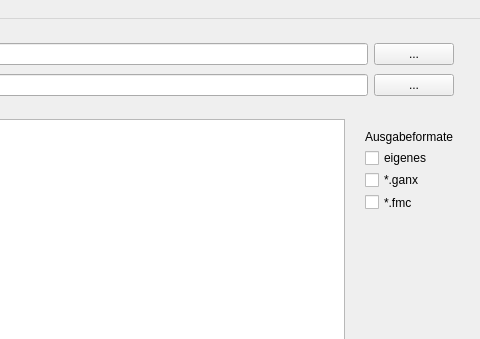
This is mainwindow.ui in TischlerWilly/postprozessor as Qt 5 draws it before an edit; both pictures show x 416 to 896 and y 0 to 339 of the 896 by 718 pixel window. The edited form follows.
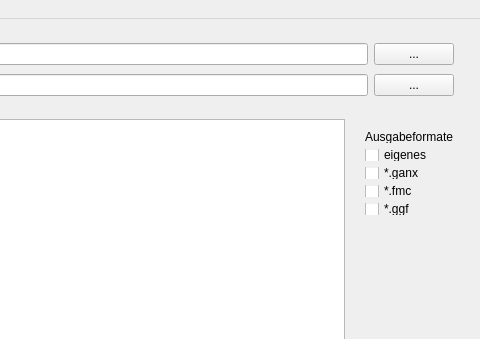
This is the edited form.

What changed in the file:
```diff
--- a/mainwindow.ui
+++ b/mainwindow.ui
@@ -88,7 +88,7 @@
       <x>770</x>
       <y>100</y>
       <width>111</width>
-      <height>103</height>
+      <height>107</height>
      </rect>
     </property>
     <layout class="QVBoxLayout" name="verticalLayout_2">
@@ -120,6 +120,13 @@
        </property>
       </widget>
      </item>
+     <item>
+      <widget class="QCheckBox" name="checkBox_af_ggf">
+       <property name="text">
+        <string>*.ggf</string>
+       </property>
+      </widget>
+     </item>
     </layout>
    </widget>
    <widget class="QPlainTextEdit" name="plainTextEdit_zusatzinfo">
```
Left out of the diff: 8 changed lines with no effect on the pictures.
